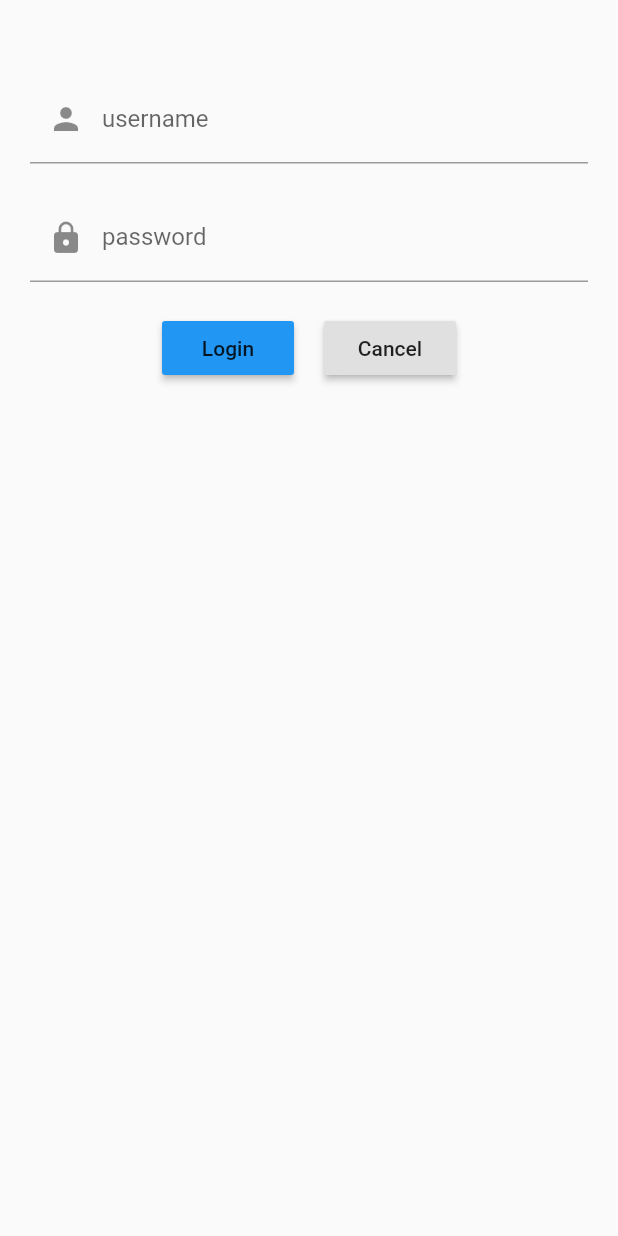
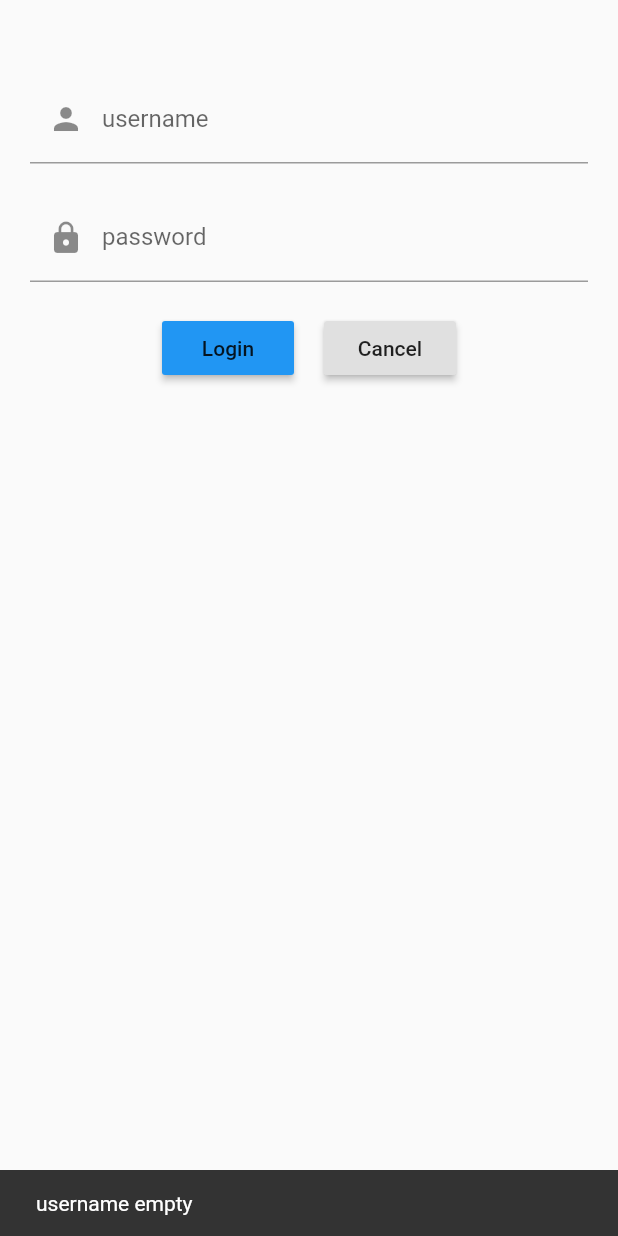
Before and after one commit to MonkeyInWind/flutter_demo, a Flutter app: the Login screen opened directly, after a tap on "Login", on a phone screen of 412 x 824 dp. Run offline on Flutter 3.47's test engine with Material 2 defaults, Android fonts, the phone set to English and light mode, and no system bars; our stand-ins replace transparent_image.

Commit message:
login_mock

```diff
--- a/lib/login.dart
+++ b/lib/login.dart
@@ -1,4 +1,5 @@
 import 'package:flutter/material.dart';
+import 'dart:async';
 
 class Login extends StatefulWidget {
   @override
@@ -6,10 +7,14 @@ class Login extends StatefulWidget {
 }
 
 class _LoginState extends State<Login> {
+  String username = '';
+  String password = '';
+
   @override
   Widget build(BuildContext context) {
     return Scaffold(
-      body: Column(
+      body: Builder (builder: (BuildContext context) {
+        return Column(
           crossAxisAlignment: CrossAxisAlignment.center,
           children: <Widget>[
             Container (
@@ -23,6 +28,11 @@ class _LoginState extends State<Login> {
                   prefixIcon: Icon(Icons.person),
                   labelText: ('username')
                 ),
+                onChanged: (value) {
+                  setState(() {
+                    username = value;
+                  });
+                },
               )
             ),
             Container (
@@ -32,7 +42,12 @@ class _LoginState extends State<Login> {
                   prefixIcon: Icon(Icons.lock),
                   labelText: ('password')
                 ),
-              obscureText: true
+                obscureText: true,
+                onChanged: (value) {
+                  setState(() {
+                    password = value;
+                  });
+                }
               )
             ),
             Row (
@@ -47,7 +62,30 @@ class _LoginState extends State<Login> {
                     child: Text('Login'),
                     color: Colors.blue,
                     onPressed: () {
-
+                      String tip = '';
+                      if (username == '') {
+                        tip = 'username empty';
+                      } else if (password == '') {
+                        tip = 'password empty';
+                      } else {
+                        setState(() {
+                          username = '';
+                          password = '';
+                        });
+                        Timer(
+                          Duration(seconds: 1),
+                          () {
+                            Navigator.pop(context, true);
+                          }
+                        );
+                        tip = 'success';
+                      }
+                      Scaffold.of(context).showSnackBar(
+                        SnackBar(
+                          content: Text(tip),
+                          duration: Duration(seconds: 1),
+                        )
+                      );
                     }
                   )
                 ),
@@ -59,15 +97,19 @@ class _LoginState extends State<Login> {
                   child: RaisedButton(
                     child: Text('Cancel'),
                     onPressed: () {
-                    Navigator.pop(context);
+                      setState(() {
+                        username = '';
+                        password = '';
+                      });
+                      Navigator.pop(context, false);
                     }
                   )
                 )
               ]
             )
           ],
-
-      )
+        );
+      })
     );
   }
 }
```
Also changed, not shown: lib/main.dart (+11 -3 lines). Lines whose indentation alone changed are shown as unchanged.
